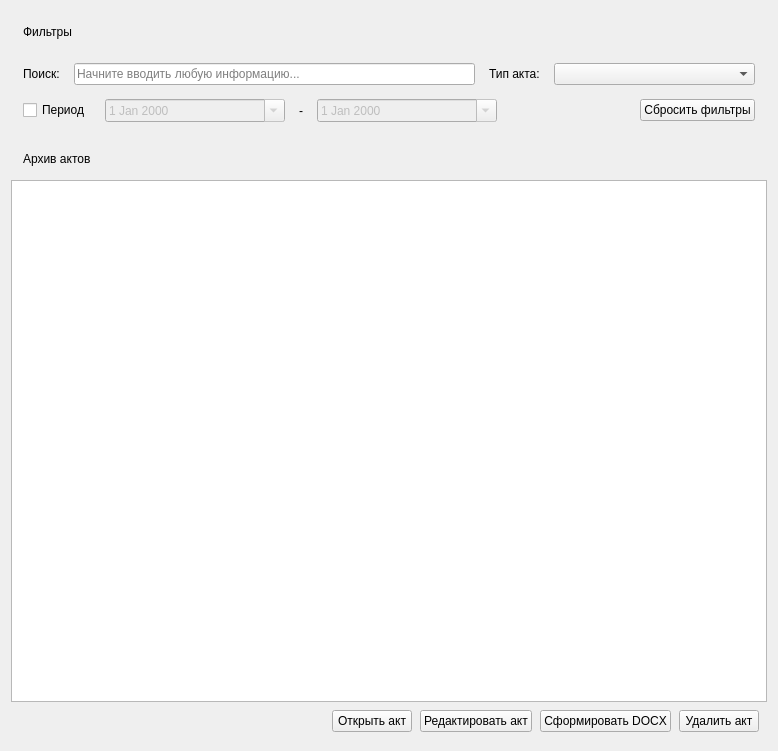
Above: ui/archivewidget.ui from nikola240698/MeteringActs before the change. Below: the same form after it.
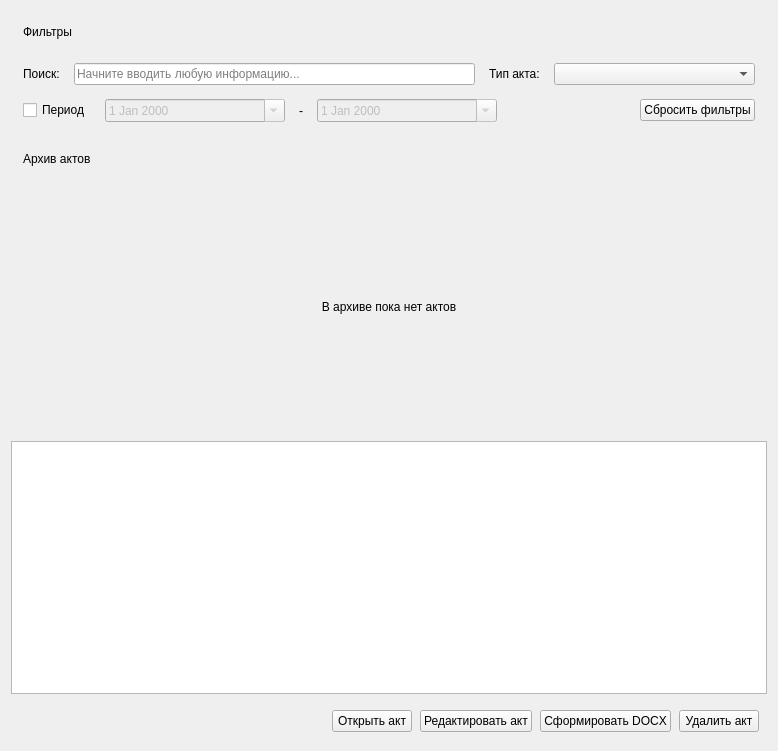
That is the form after the change.

Patch:
```diff
--- a/ui/archivewidget.ui
+++ b/ui/archivewidget.ui
@@ -364,6 +364,25 @@
          <property name="bottomMargin">
           <number>0</number>
          </property>
+         <item>
+          <widget class="QLabel" name="archiveEmptyLabel">
+           <property name="sizePolicy">
+            <sizepolicy hsizetype="Expanding" vsizetype="Expanding">
+             <horstretch>0</horstretch>
+             <verstretch>0</verstretch>
+            </sizepolicy>
+           </property>
+           <property name="text">
+            <string>В архиве пока нет актов</string>
+           </property>
+           <property name="alignment">
+            <set>Qt::AlignmentFlag::AlignCenter</set>
+           </property>
+           <property name="wordWrap">
+            <bool>true</bool>
+           </property>
+          </widget>
+         </item>
          <item>
           <widget class="QTableView" name="actsTableView"/>
          </item>
@@ -377,7 +396,7 @@
              <number>8</number>
             </property>
             <property name="topMargin">
-             <number>0</number>
+             <number>8</number>
             </property>
             <property name="rightMargin">
              <number>8</number>
```
